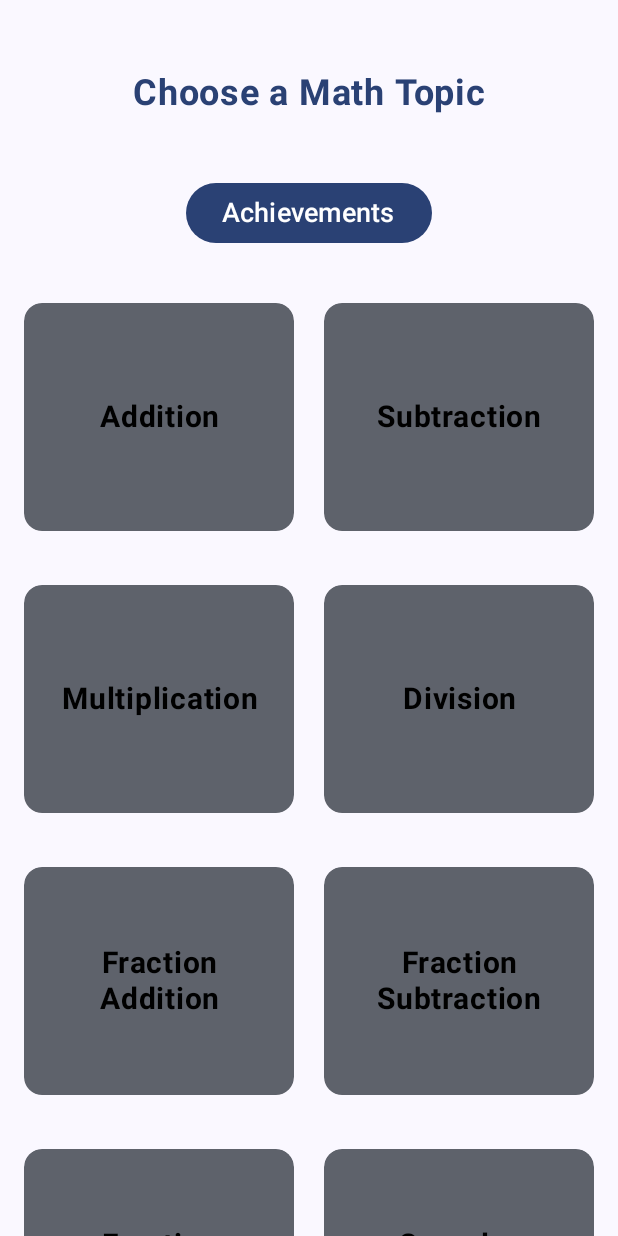
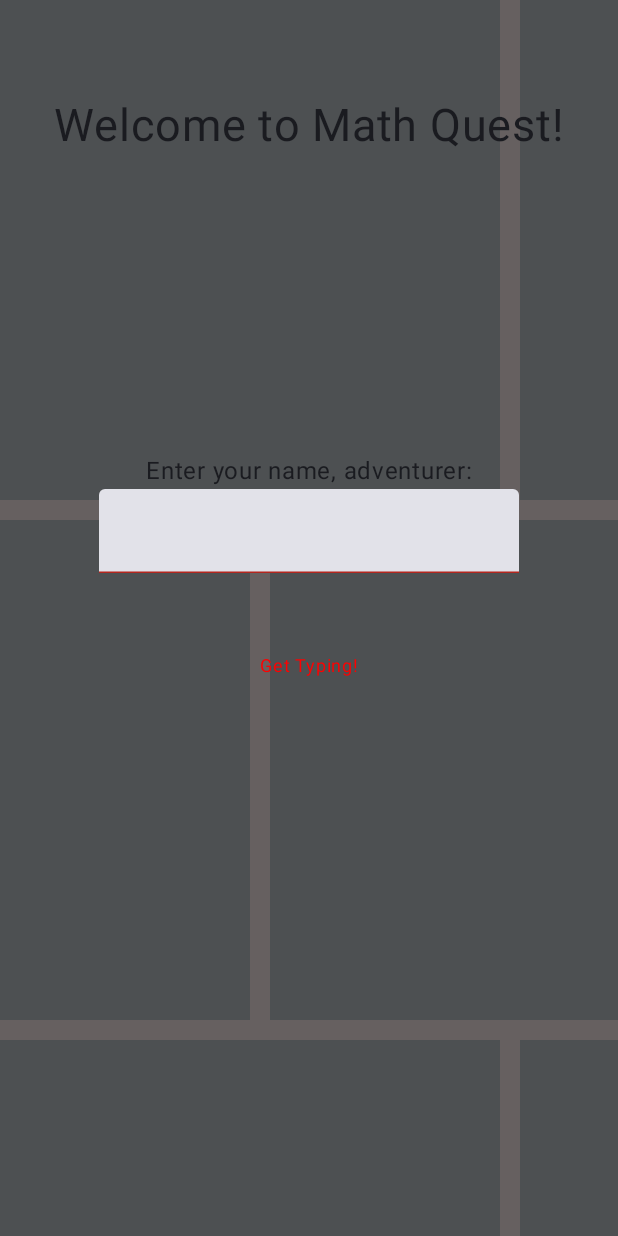
Before and after one commit to FlamingFlameBlade/Heythere, an Android app built with Jetpack Compose: the screen it shows after launch (MainActivity), on a phone screen of 412 x 824 dp. Run offline under Robolectric (Android 15) with nearby library versions, the phone set to English and light mode, and no system bars.

Commit message:
Added username function

```diff
--- a/app/src/main/java/com/example/mathgame/MainActivity.kt
+++ b/app/src/main/java/com/example/mathgame/MainActivity.kt
@@ -12,6 +12,7 @@ import androidx.compose.animation.animateColorAsState
 import androidx.compose.animation.core.FastOutSlowInEasing
 import androidx.compose.animation.core.animateFloatAsState
 import androidx.compose.animation.core.tween
+import androidx.compose.foundation.Canvas
 import androidx.compose.foundation.background
 import androidx.compose.foundation.clickable
 import androidx.compose.foundation.layout.*
@@ -25,11 +26,16 @@ import androidx.compose.ui.Alignment
 import androidx.compose.ui.Modifier
 import androidx.compose.ui.draw.clip
 import androidx.compose.ui.draw.scale
+import androidx.compose.ui.geometry.Offset
 import androidx.compose.ui.graphics.Color
 import androidx.compose.ui.text.font.FontWeight
 import androidx.compose.ui.text.style.TextAlign
+import androidx.compose.ui.tooling.preview.Preview
 import androidx.compose.ui.unit.dp
 import androidx.compose.ui.unit.sp
+import androidx.compose.ui.unit.times
+import com.example.mathgame.ui.theme.BackgroundGaps
+import com.example.mathgame.ui.theme.BrickBackground
 import com.example.mathgame.ui.theme.Bronze
 import com.example.mathgame.ui.theme.Gold
 import com.example.mathgame.ui.theme.Iron
@@ -44,13 +50,14 @@ import com.example.mathgame.ui.theme.Steel
 import com.example.mathgame.ui.theme.Yellow
 import kotlin.random.Random
 
+
 //FlamingFlameBlade
 
 class MainActivity : ComponentActivity() {
     @SuppressLint("UnusedMaterial3ScaffoldPaddingParameter")
     override fun onCreate(savedInstanceState: Bundle?) {
         super.onCreate(savedInstanceState)
-        val sharedPreferences = getSharedPreferences("math_progress", Context.MODE_PRIVATE)
+        val sharedPreferences = getSharedPreferences("math_progress", MODE_PRIVATE)
 
         enableEdgeToEdge()
         setContent {
@@ -68,7 +75,12 @@ val topics = listOf("Addition", "Subtraction","Multiplication","Division", "Frac
 
 @Composable
 fun MathLearningApp(sharedPreferences: SharedPreferences) {
-    var currentScreen by remember { mutableStateOf("menu") }
+
+    val FirstLaunch = if (remember { sharedPreferences.getString("username", "") } == "") "name"
+        else "menu"
+
+
+    var currentScreen by remember { mutableStateOf(FirstLaunch) }
     var currentTopic by remember { mutableStateOf("Basic Math") }
 
     // Initialize states for all topics
@@ -78,6 +90,7 @@ fun MathLearningApp(sharedPreferences: SharedPreferences) {
     // Track total correct answers
     var totalCorrectAnswers by rememberSaveable { mutableStateOf(getTotalCorrectAnswers(sharedPreferences)) }
 
+
     // Load initial values for all topics
     LaunchedEffect(Unit) {
         topics.forEach { topic ->
@@ -86,6 +99,7 @@ fun MathLearningApp(sharedPreferences: SharedPreferences) {
         }
     }
 //FlamingFlameBlade
+    val username:String = remember { sharedPreferences.getString("username", "")!! }
     when (currentScreen) {
         "menu" -> MainMenuScreen(
             onNavigate = { topic ->
@@ -130,7 +144,9 @@ fun MathLearningApp(sharedPreferences: SharedPreferences) {
                 progressState[currentTopic] =  if (newProgress <= -0.2f) 0f else newProgress
             }
         )
-        "achievements" -> AchievementsScreen(totalCorrectAnswers, {currentScreen = "menu"})
+
+        "achievements" -> AchievementsScreen(totalCorrectAnswers, {currentScreen = "menu"},username = username)
+        "name" -> NameScreen(onContinue = {currentScreen = "menu"},sharedPreferences = sharedPreferences)
     }
 }
 
@@ -434,7 +450,7 @@ fun LevelIndicator(level: Int) {
     )
 }
 @Composable
-fun AchievementsScreen(totalCorrectAnswers: Int, onBack: () -> Unit) {
+fun AchievementsScreen(totalCorrectAnswers: Int, onBack: () -> Unit,username: String) {
     val achievements = listOf(
         Achievement(10, "Novice", "Answer 10 questions correctly"),
         Achievement(50, "Apprentice", "Answer 50 questions correctly"),
@@ -480,7 +496,7 @@ fun AchievementsScreen(totalCorrectAnswers: Int, onBack: () -> Unit) {
                     horizontalArrangement = Arrangement.SpaceEvenly
                 ) {
                     rowAchievements.forEach { achievement ->
-                        AchievementTile(achievement, totalCorrectAnswers)
+                        AchievementTile(achievement, totalCorrectAnswers,username = username)
                     }
                 }
             }
@@ -490,7 +506,7 @@ fun AchievementsScreen(totalCorrectAnswers: Int, onBack: () -> Unit) {
 
 // Achievement data class
 @Composable
-fun AchievementTile(achievement: Achievement, totalCorrectAnswers: Int) {
+fun AchievementTile(achievement: Achievement, totalCorrectAnswers: Int, username: String) {
     val unlocked = totalCorrectAnswers >= achievement.milestone
     val backgroundColor =
         if (unlocked)
@@ -517,14 +533,33 @@ fun AchievementTile(achievement: Achievement, totalCorrectAnswers: Int) {
                 .size(100.dp)
                 .clip(RoundedCornerShape(12.dp))
                 .background(backgroundColor),
-            contentAlignment = Alignment.Center
         ) {
+            Row (
+                horizontalArrangement = Arrangement.Center,
+                modifier = Modifier
+                    .padding(top = 10.dp)
+                    .fillMaxWidth()
+                    ){
                 Text(
                     text = if (unlocked) "🏆" else "🔒",
                     fontSize = 24.sp,
                     fontWeight = FontWeight.Bold,
+                    color = if (unlocked) Color.Black else Color.DarkGray,
+
+                )
+            }
+            Row (horizontalArrangement = Arrangement.Center,
+                modifier = Modifier
+                .fillMaxWidth()
+                    .padding(top = 40.dp))
+            {
+                Text(
+                    text = if (unlocked) username else "",
+                    fontSize = 160 / username.length * 1.sp,
+                    fontWeight = FontWeight.Bold,
                     color = if (unlocked) Color.Black else Color.DarkGray
                 )
+            }
         }
 
         // Title
@@ -548,6 +583,112 @@ fun AchievementTile(achievement: Achievement, totalCorrectAnswers: Int) {
     }
 }
 
+@Composable
+fun NameScreen(onContinue: () -> Unit,sharedPreferences: SharedPreferences){
+    var username by remember { mutableStateOf("") } // Holds user input
+    var errorMessage by remember { mutableStateOf("Get Typing!") } // Holds validation message
+    Box(modifier = Modifier
+        .fillMaxSize()
+        .background(BackgroundGaps)){}
+    Canvas(modifier = Modifier.fillMaxSize()) {
+        drawBrickPattern(
+            brickColor = BrickBackground,
+            brickWidth = 500f,
+            brickHeight = 500f,
+            gap = 20f
+        )
+    }
+    Column(
+        modifier = Modifier
+            .padding(16.dp)
+            .fillMaxSize(),
+        horizontalAlignment = Alignment.CenterHorizontally,
+
+        ) {
+        Text(text = "Welcome to Math Quest!",
+            fontSize = 30.sp,
+            modifier = Modifier
+                .padding(top = 50.dp)
+                .padding(bottom = 200.dp)
+        )
+        Text(text = "Enter your name, adventurer:")
+
+        TextField(
+            value = username,
+            onValueChange = {
+                username = it
+
+                // Validation: Ensure length is between 4 and 20
+                errorMessage = when {
+                    it.length < 4 -> "Username must be at least 4 characters"
+                    it.length > 18 -> "Username cannot be longer than 18 characters"
+                    it.contains (" ") -> "Username cannot contain spaces"
+                    else -> "" // No error
+                }
+            },
+            isError = errorMessage.isNotEmpty(),
+            singleLine = true,
+            modifier = Modifier.padding(bottom = 50.dp)
+        )
+
+        if (errorMessage.isNotEmpty()) {
+            Text(
+                text = errorMessage,
+                color = Color.Red,
+                fontSize = 12.sp
+            )
+        }
+        else {
+            Button(
+                onClick = {
+                    sharedPreferences.edit().putString("username", username).apply()
+                    onContinue()
+                },
+                colors = ButtonDefaults.buttonColors(
+                    containerColor = Gold
+                )
+
+
+            ) { Text(text = "I'm Ready") }
+        }
+
+
+
+    }
+}
+
+fun androidx.compose.ui.graphics.drawscope.DrawScope.drawBrickPattern(
+    brickColor: Color,
+    brickWidth: Float,
+    brickHeight: Float,
+    gap: Float
+) {
+    // Calculate effective brick size with gap
+    val totalBrickWidth = brickWidth + gap
+    val totalBrickHeight = brickHeight + gap
+
+    // Calculate the number of rows and columns required
+    val rowCount = (size.height / totalBrickHeight).toInt() + 1
+    val columnCount = (size.width / totalBrickWidth).toInt() + 2
+
+    for (row in 0 until rowCount) {
+        val yOffset = row * totalBrickHeight
+        val isOffsetRow = row % 2 != 0 // Alternate row alignment
+
+        for (column in 0 until columnCount) {
+            val xOffset = column * totalBrickWidth
+
+            // Add an offset for alternating rows
+            val adjustedXOffset = if (isOffsetRow) xOffset - (brickWidth / 2) else xOffset
+
+            drawRect(
+                color = brickColor,
+                topLeft = Offset(adjustedXOffset, yOffset),
+                size = androidx.compose.ui.geometry.Size(brickWidth, brickHeight)
+            )
+        }
+    }
+}
 
 fun saveProgress(sharedPreferences: SharedPreferences, topic: String, progress: Float) {
     sharedPreferences.edit().putFloat("progress_$topic", progress).apply()
--- a/app/src/main/java/com/example/mathgame/ui/theme/Color.kt
+++ b/app/src/main/java/com/example/mathgame/ui/theme/Color.kt
@@ -17,6 +17,8 @@ val Yellow = Color(0xFFFFD700)
 val Ruby = Color(0xFF9b111e)
 val LightGray = Color(0xFFD3D3D3)
 val LightBlue = Color(0xFF00FFFF)
+val BackgroundGaps = Color(0xFF666060)
+val BrickBackground = Color(0xFF4D5052)
 
 val Purple40 = Color(0xFF6650a4)
 val PurpleGrey40 = Color(0xFF625b71)
```
Lines whose indentation alone changed are shown as unchanged.
